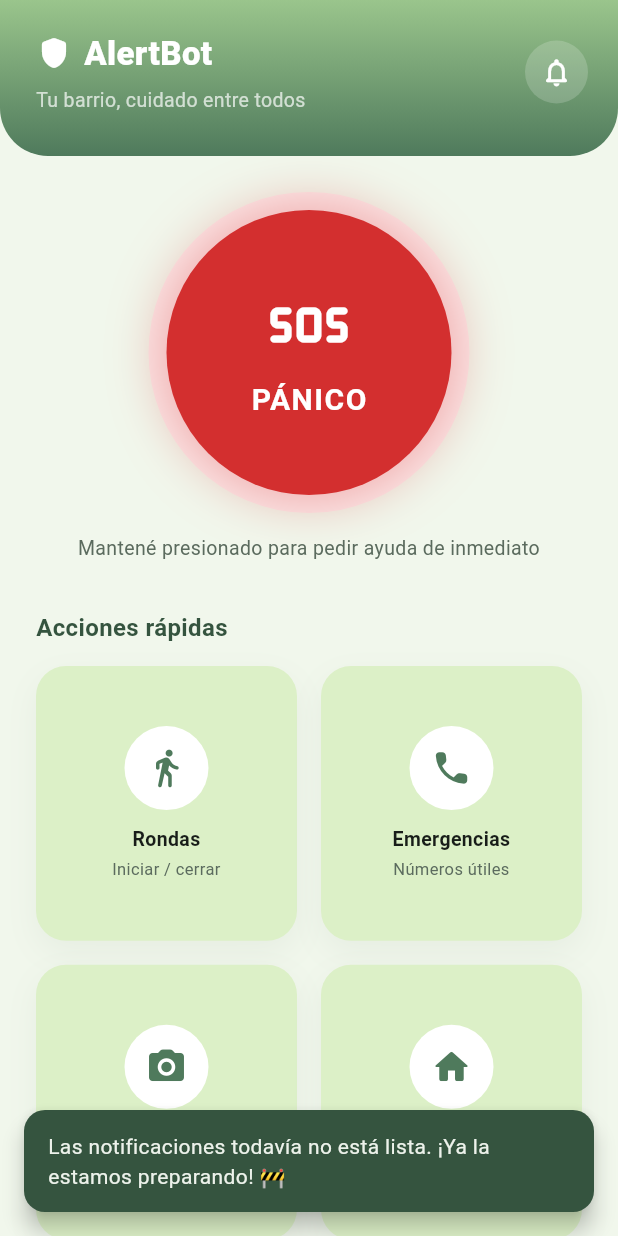
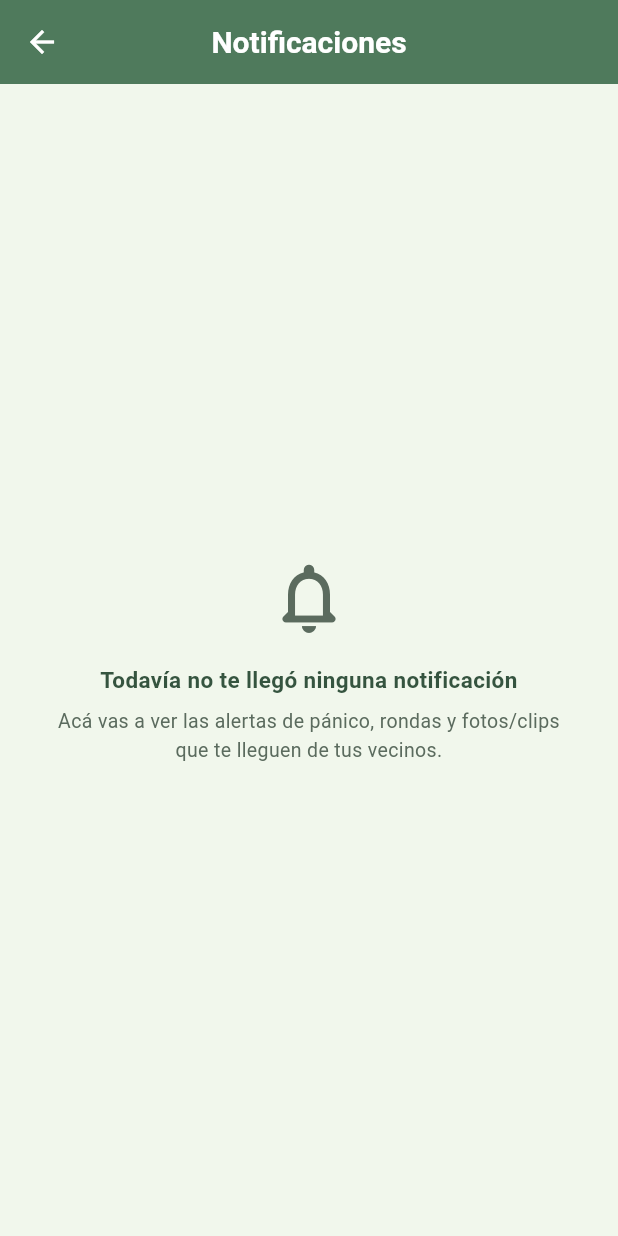
Before and after one commit to fabyelias/AlertBotApp, a Flutter app: the PantallaInicio screen opened directly, after a tap on the "notifications none" icon, on a phone screen of 412 x 824 dp. Run offline on Flutter 3.47's test engine with Material 3 defaults, Android fonts, the phone set to English and light mode, and no system bars; our stand-ins replace firebase_core, firebase_messaging, geolocator, image_picker, permission_handler, share_plus and 1 more; missing offline and left inert: flutter_foreground_task, porcupine_flutter; accounts and stored records are empty.

Commit message:
Historial de notificaciones en la campanita, no solo la última alerta
La campanita en Inicio no hacía nada ("todavía no está lista"). Ahora
lib/notificaciones.dart guarda hasta 30 alertas recibidas (no las pisa
como antes), y la campanita abre PantallaNotificaciones con el
historial completo (pánico, rondas, foto/clip), marcando como vistas
las que ya se muestran. El aviso arriba del botón de Pánico sigue
igual, ahora basado en "la más nueva sin ver" de esa misma lista.

Co-Authored-By: Claude Sonnet 5 <noreply@anthropic.com>
Claude-Session: https://claude.ai/code/session_01DLVrgXPZmDYPG1s3yfWi3V

```diff
--- /dev/null
+++ b/lib/notificaciones.dart
@@ -0,0 +1,128 @@
+import 'dart:convert';
+import 'package:shared_preferences/shared_preferences.dart';
+
+/// Una notificación (push de Pánico, Ronda o Foto/clip) guardada en el
+/// celular, tal cual llegó — se arma una sola vez al recibirla y no
+/// vuelve a pedirle nada al backend.
+class NotificacionGuardada {
+  final String tipo; // 'panico' | 'ronda' | 'foto'
+  final String? titulo;
+  final String? cuerpo;
+  final int? alertaId;
+  final int fechaMillis;
+  final bool visto;
+
+  const NotificacionGuardada({
+    required this.tipo,
+    this.titulo,
+    this.cuerpo,
+    this.alertaId,
+    required this.fechaMillis,
+    required this.visto,
+  });
+
+  DateTime get fecha => DateTime.fromMillisecondsSinceEpoch(fechaMillis);
+
+  Map<String, dynamic> toJson() => {
+        'tipo': tipo,
+        'titulo': titulo,
+        'cuerpo': cuerpo,
+        'alertaId': alertaId,
+        'fechaMillis': fechaMillis,
+        'visto': visto,
+      };
+
+  factory NotificacionGuardada.fromJson(Map<String, dynamic> j) => NotificacionGuardada(
+        tipo: j['tipo'] as String,
+        titulo: j['titulo'] as String?,
+        cuerpo: j['cuerpo'] as String?,
+        alertaId: j['alertaId'] as int?,
+        fechaMillis: j['fechaMillis'] as int,
+        visto: j['visto'] as bool? ?? false,
+      );
+
+  NotificacionGuardada copyWith({bool? visto}) => NotificacionGuardada(
+        tipo: tipo,
+        titulo: titulo,
+        cuerpo: cuerpo,
+        alertaId: alertaId,
+        fechaMillis: fechaMillis,
+        visto: visto ?? this.visto,
+      );
+}
+
+/// Guarda en el celular las últimas notificaciones que le llegaron a
+/// este vecino, hayan sido tocadas o no. Una sola lista sirve para dos
+/// cosas: el aviso de "alerta sin ver" en Inicio (la más nueva sin ver)
+/// y la campanita (el historial completo).
+class Notificaciones {
+  static const _clave = 'historial_notificaciones';
+  static const _maximo = 30;
+
+  static Future<List<NotificacionGuardada>> listar() async {
+    final prefs = await SharedPreferences.getInstance();
+    final crudo = prefs.getString(_clave);
+    if (crudo == null) return [];
+    try {
+      final lista = jsonDecode(crudo) as List;
+      return lista.map((e) => NotificacionGuardada.fromJson(e as Map<String, dynamic>)).toList();
+    } catch (_) {
+      return [];
+    }
+  }
+
+  static Future<void> _guardarLista(List<NotificacionGuardada> lista) async {
+    final prefs = await SharedPreferences.getInstance();
+    final recortada = lista.take(_maximo).toList();
+    await prefs.setString(_clave, jsonEncode(recortada.map((n) => n.toJson()).toList()));
+  }
+
+  /// Agrega una notificación nueva, arriba de todo (más reciente primero).
+  static Future<void> agregar({
+    required String tipo,
+    String? titulo,
+    String? cuerpo,
+    int? alertaId,
+  }) async {
+    final lista = await listar();
+    lista.insert(
+      0,
+      NotificacionGuardada(
+        tipo: tipo,
+        titulo: titulo,
+        cuerpo: cuerpo,
+        alertaId: alertaId,
+        fechaMillis: DateTime.now().millisecondsSinceEpoch,
+        visto: false,
+      ),
+    );
+    await _guardarLista(lista);
+  }
+
+  /// La más nueva sin ver, o null si no hay ninguna — para el aviso
+  /// arriba del botón de Pánico en Inicio.
+  static Future<NotificacionGuardada?> pendiente() async {
+    final lista = await listar();
+    for (final n in lista) {
+      if (!n.visto) return n;
+    }
+    return null;
+  }
+
+  /// Marca como vista una notificación puntual (no la borra, sigue en
+  /// el historial de la campanita).
+  static Future<void> marcarVista(NotificacionGuardada notificacion) async {
+    final lista = await listar();
+    final idx = lista.indexWhere((n) => n.fechaMillis == notificacion.fechaMillis);
+    if (idx == -1) return;
+    lista[idx] = lista[idx].copyWith(visto: true);
+    await _guardarLista(lista);
+  }
+
+  /// Marca todas como vistas — al abrir el historial completo.
+  static Future<void> marcarTodasVistas() async {
+    final lista = await listar();
+    if (lista.every((n) => n.visto)) return;
+    await _guardarLista(lista.map((n) => n.copyWith(visto: true)).toList());
+  }
+}
--- a/lib/pantallas/inicio.dart
+++ b/lib/pantallas/inicio.dart
@@ -2,11 +2,12 @@ import 'package:flutter/material.dart';
 import '../api.dart';
 import '../sesion.dart';
 import '../tema.dart';
-import '../ultima_alerta.dart';
+import '../notificaciones.dart';
 import 'emergencias.dart';
 import 'foto.dart';
 import 'mi_direccion.dart';
 import 'mi_familia.dart';
+import 'notificaciones.dart';
 import 'rondas.dart';
 import 'ver_alerta.dart';
 import 'ver_foto.dart';
@@ -31,7 +32,7 @@ class PantallaInicio extends StatefulWidget {
 class _PantallaInicioState extends State<PantallaInicio> with WidgetsBindingObserver {
   bool _activando = false;
   PerfilVecino? _perfil;
-  Map<String, dynamic>? _alertaPendiente;
+  NotificacionGuardada? _alertaPendiente;
 
   @override
   void initState() {
@@ -56,33 +57,41 @@ class _PantallaInicioState extends State<PantallaInicio> with WidgetsBindingObse
   }
 
   Future<void> _cargarAlertaPendiente() async {
-    final alerta = await UltimaAlerta.leer();
+    final alerta = await Notificaciones.pendiente();
     if (mounted) setState(() => _alertaPendiente = alerta);
   }
 
   Future<void> _descartarAlertaPendiente() async {
-    await UltimaAlerta.borrar();
+    final alerta = _alertaPendiente;
+    if (alerta == null) return;
+    await Notificaciones.marcarVista(alerta);
     if (mounted) setState(() => _alertaPendiente = null);
   }
 
   Future<void> _abrirAlertaPendiente() async {
     final alerta = _alertaPendiente;
     if (alerta == null) return;
-    await UltimaAlerta.borrar();
+    await Notificaciones.marcarVista(alerta);
     if (!mounted) return;
     setState(() => _alertaPendiente = null);
-    if (alerta['tipo'] == 'foto') {
-      final alertaId = alerta['alertaId'] as int?;
+    if (alerta.tipo == 'foto') {
+      final alertaId = alerta.alertaId;
       if (alertaId == null) return;
       Navigator.push(context, MaterialPageRoute(builder: (_) => PantallaVerFoto(alertaId: alertaId)));
       return;
     }
-    final titulo = alerta['titulo'] as String?;
-    final cuerpo = alerta['cuerpo'] as String?;
+    final titulo = alerta.titulo;
+    final cuerpo = alerta.cuerpo;
     if (titulo == null || cuerpo == null) return;
     Navigator.push(context, MaterialPageRoute(
-      builder: (_) => PantallaVerAlerta(tipo: alerta['tipo'] as String, titulo: titulo, cuerpo: cuerpo),
+      builder: (_) => PantallaVerAlerta(tipo: alerta.tipo, titulo: titulo, cuerpo: cuerpo),
     ));
+  }
+
+  Future<void> _abrirNotificaciones() async {
+    await Navigator.push(context, MaterialPageRoute(builder: (_) => const PantallaNotificaciones()));
+    // Al volver, ya se marcaron todas como vistas — refresca el aviso.
+    _cargarAlertaPendiente();
   }
 
   Future<void> _cargarPerfil() async {
@@ -183,12 +192,6 @@ class _PantallaInicioState extends State<PantallaInicio> with WidgetsBindingObse
     ));
   }
 
-  void _mostrarProximamente(String funcion) {
-    ScaffoldMessenger.of(context).showSnackBar(SnackBar(
-      content: Text('$funcion todavía no está lista. ¡Ya la estamos preparando! 🚧'),
-    ));
-  }
-
   void _abrirEmergencias() {
     Navigator.push(context, MaterialPageRoute(builder: (_) => const PantallaEmergencias()));
   }
@@ -221,7 +224,7 @@ class _PantallaInicioState extends State<PantallaInicio> with WidgetsBindingObse
         bottom: false,
         child: Column(
           children: [
-            _Encabezado(onTocarNotificacion: () => _mostrarProximamente('Las notificaciones'), nombre: _perfil?.nombre),
+            _Encabezado(onTocarNotificacion: _abrirNotificaciones, nombre: _perfil?.nombre),
             Expanded(
               child: SingleChildScrollView(
                 padding: const EdgeInsets.fromLTRB(24, 24, 24, 24),
@@ -472,10 +475,10 @@ class _TarjetaAccion extends StatelessWidget {
 /// Aviso de "tenés una alerta sin ver" arriba del botón de Pánico — para
 /// cuando el vecino abre la app sin haber tocado la notificación (la
 /// descartó, no la vio, el celular estaba bloqueado). Se llena con lo
-/// que ya guardó UltimaAlerta al llegar el push, sin pedirle nada al
+/// que ya guardó Notificaciones al llegar el push, sin pedirle nada al
 /// backend.
 class _AvisoAlertaPendiente extends StatelessWidget {
-  final Map<String, dynamic> alerta;
+  final NotificacionGuardada alerta;
   final VoidCallback onVer;
   final VoidCallback onDescartar;
 
@@ -483,16 +486,14 @@ class _AvisoAlertaPendiente extends StatelessWidget {
 
   @override
   Widget build(BuildContext context) {
-    final tipo = alerta['tipo'] as String? ?? 'alerta';
+    final tipo = alerta.tipo;
     final esPanico = tipo == 'panico';
     final esFoto = tipo == 'foto';
     final color = esPanico ? AlertBotColores.rojoPanico : AlertBotColores.verdePrincipal;
     final icono = esFoto
         ? Icons.photo_camera_rounded
         : (esPanico ? Icons.sos_rounded : Icons.directions_walk_rounded);
-    final titulo = esFoto
-        ? 'Alguien compartió algo cerca tuyo'
-        : (alerta['titulo'] as String? ?? 'Tenés una alerta sin ver');
+    final titulo = esFoto ? 'Alguien compartió algo cerca tuyo' : (alerta.titulo ?? 'Tenés una alerta sin ver');
 
     return Container(
       padding: const EdgeInsets.all(16),
--- /dev/null
+++ b/lib/pantallas/notificaciones.dart
@@ -0,0 +1,186 @@
+import 'package:flutter/material.dart';
+import '../notificaciones.dart';
+import '../tema.dart';
+import 'ver_alerta.dart';
+import 'ver_foto.dart';
+
+/// Historial de las últimas notificaciones que le llegaron a este
+/// vecino (pánico, rondas y foto/clip) — se abre desde la campanita en
+/// Inicio. Solo lee lo que ya guardó Notificaciones al recibir cada
+/// push, no le pide nada al backend.
+class PantallaNotificaciones extends StatefulWidget {
+  const PantallaNotificaciones({super.key});
+
+  @override
+  State<PantallaNotificaciones> createState() => _PantallaNotificacionesState();
+}
+
+class _PantallaNotificacionesState extends State<PantallaNotificaciones> {
+  List<NotificacionGuardada>? _notificaciones;
+
+  @override
+  void initState() {
+    super.initState();
+    _cargar();
+  }
+
+  Future<void> _cargar() async {
+    final lista = await Notificaciones.listar();
+    // Ya las está mostrando todas: de acá en más, ninguna queda "sin ver".
+    await Notificaciones.marcarTodasVistas();
+    if (mounted) setState(() => _notificaciones = lista);
+  }
+
+  void _abrir(NotificacionGuardada n) {
+    if (n.tipo == 'foto') {
+      final alertaId = n.alertaId;
+      if (alertaId == null) return;
+      Navigator.push(context, MaterialPageRoute(builder: (_) => PantallaVerFoto(alertaId: alertaId)));
+      return;
+    }
+    final titulo = n.titulo;
+    final cuerpo = n.cuerpo;
+    if (titulo == null || cuerpo == null) return;
+    Navigator.push(context, MaterialPageRoute(
+      builder: (_) => PantallaVerAlerta(tipo: n.tipo, titulo: titulo, cuerpo: cuerpo),
+    ));
+  }
+
+  @override
+  Widget build(BuildContext context) {
+    final lista = _notificaciones;
+    return Scaffold(
+      backgroundColor: AlertBotColores.fondo,
+      appBar: AppBar(title: const Text('Notificaciones')),
+      body: lista == null
+          ? const Center(child: CircularProgressIndicator())
+          : lista.isEmpty
+              ? const _SinNotificaciones()
+              : ListView.separated(
+                  padding: const EdgeInsets.all(16),
+                  itemCount: lista.length,
+                  separatorBuilder: (_, __) => const SizedBox(height: 10),
+                  itemBuilder: (_, i) => _TarjetaNotificacion(notificacion: lista[i], onTap: () => _abrir(lista[i])),
+                ),
+    );
+  }
+}
+
+class _SinNotificaciones extends StatelessWidget {
+  const _SinNotificaciones();
+
+  @override
+  Widget build(BuildContext context) {
+    return Center(
+      child: Padding(
+        padding: const EdgeInsets.all(32),
+        child: Column(
+          mainAxisSize: MainAxisSize.min,
+          children: [
+            const Icon(Icons.notifications_none_rounded, size: 56, color: AlertBotColores.textoSuave),
+            const SizedBox(height: 16),
+            const Text(
+              'Todavía no te llegó ninguna notificación',
+              textAlign: TextAlign.center,
+              style: TextStyle(fontWeight: FontWeight.w700, fontSize: 15, color: AlertBotColores.verdeOscuro),
+            ),
+            const SizedBox(height: 8),
+            const Text(
+              'Acá vas a ver las alertas de pánico, rondas y fotos/clips que te lleguen de tus vecinos.',
+              textAlign: TextAlign.center,
+              style: TextStyle(color: AlertBotColores.textoSuave, fontSize: 13),
+            ),
+          ],
+        ),
+      ),
+    );
+  }
+}
+
+class _TarjetaNotificacion extends StatelessWidget {
+  final NotificacionGuardada notificacion;
+  final VoidCallback onTap;
+  const _TarjetaNotificacion({required this.notificacion, required this.onTap});
+
+  @override
+  Widget build(BuildContext context) {
+    final esPanico = notificacion.tipo == 'panico';
+    final esFoto = notificacion.tipo == 'foto';
+    final color = esPanico ? AlertBotColores.rojoPanico : AlertBotColores.verdePrincipal;
+    final colorClaro = esPanico ? AlertBotColores.rojoPanicoClaro : AlertBotColores.verdeClaro;
+    final icono = esFoto
+        ? Icons.photo_camera_rounded
+        : (esPanico ? Icons.sos_rounded : Icons.directions_walk_rounded);
+    final titulo = esFoto ? 'Alguien compartió algo cerca tuyo' : (notificacion.titulo ?? 'Alerta del barrio');
+    final cuerpo = esFoto ? null : notificacion.cuerpo;
+
+    return Container(
+      decoration: BoxDecoration(
+        color: Colors.white,
+        borderRadius: BorderRadius.circular(radioTarjeta),
+        boxShadow: sombraTarjeta(),
+        border: notificacion.visto ? null : Border.all(color: color.withOpacity(0.4), width: 1.5),
+      ),
+      child: Material(
+        color: Colors.transparent,
+        borderRadius: BorderRadius.circular(radioTarjeta),
+        child: InkWell(
+          borderRadius: BorderRadius.circular(radioTarjeta),
+          onTap: onTap,
+          child: Padding(
+            padding: const EdgeInsets.all(14),
+            child: Row(
+              crossAxisAlignment: CrossAxisAlignment.start,
+              children: [
+                Container(
+                  padding: const EdgeInsets.all(10),
+                  decoration: BoxDecoration(color: colorClaro, shape: BoxShape.circle),
+                  child: Icon(icono, color: color, size: 22),
+                ),
+                const SizedBox(width: 12),
+                Expanded(
+                  child: Column(
+                    crossAxisAlignment: CrossAxisAlignment.start,
+                    children: [
+                      Text(titulo, style: const TextStyle(fontWeight: FontWeight.w700, fontSize: 14)),
+                      if (cuerpo != null && cuerpo.isNotEmpty) ...[
+                        const SizedBox(height: 4),
+                        Text(
+                          cuerpo,
+                          maxLines: 2,
+                          overflow: TextOverflow.ellipsis,
+                          style: const TextStyle(color: AlertBotColores.textoSuave, fontSize: 12.5),
+                        ),
+                      ],
+                      const SizedBox(height: 6),
+                      Text(
+                        _tiempoRelativo(notificacion.fecha),
+                        style: const TextStyle(color: AlertBotColores.textoSuave, fontSize: 11),
+                      ),
+                    ],
+                  ),
+                ),
+                if (!notificacion.visto)
+                  Container(
+                    margin: const EdgeInsets.only(left: 8, top: 4),
+                    width: 8,
+                    height: 8,
+                    decoration: BoxDecoration(color: color, shape: BoxShape.circle),
+                  ),
+              ],
+            ),
+          ),
+        ),
+      ),
+    );
+  }
+}
+
+String _tiempoRelativo(DateTime fecha) {
+  final diferencia = DateTime.now().difference(fecha);
+  if (diferencia.inMinutes < 1) return 'Recién';
+  if (diferencia.inMinutes < 60) return 'Hace ${diferencia.inMinutes} min';
+  if (diferencia.inHours < 24) return 'Hace ${diferencia.inHours} h';
+  if (diferencia.inDays < 7) return 'Hace ${diferencia.inDays} d';
+  return '${fecha.day.toString().padLeft(2, '0')}/${fecha.month.toString().padLeft(2, '0')}/${fecha.year}';
+}
--- a/lib/ultima_alerta.dart
+++ /dev/null
@@ -1,62 +0,0 @@
-import 'package:shared_preferences/shared_preferences.dart';
-
-/// Guarda la última alerta que llegó por push, apenas llega (aunque el
-/// vecino no toque la notificación) — así, si abre la app por cualquier
-/// otro lado (ícono, volver de otra app), igual la ve. Se guarda desde
-/// el handler de segundo plano de Firebase, que corre incluso con la
-/// app cerrada.
-class UltimaAlerta {
-  static const _claveTipo = 'ultima_alerta_tipo';
-  static const _claveTitulo = 'ultima_alerta_titulo';
-  static const _claveCuerpo = 'ultima_alerta_cuerpo';
-  static const _claveAlertaId = 'ultima_alerta_id';
-
-  static Future<void> guardar({
-    required String tipo,
-    String? titulo,
-    String? cuerpo,
-    int? alertaId,
-  }) async {
-    final prefs = await SharedPreferences.getInstance();
-    await prefs.setString(_claveTipo, tipo);
-    if (titulo != null) {
-      await prefs.setString(_claveTitulo, titulo);
-    } else {
-      await prefs.remove(_claveTitulo);
-    }
-    if (cuerpo != null) {
-      await prefs.setString(_claveCuerpo, cuerpo);
-    } else {
-      await prefs.remove(_claveCuerpo);
-    }
-    if (alertaId != null) {
-      await prefs.setInt(_claveAlertaId, alertaId);
-    } else {
-      await prefs.remove(_claveAlertaId);
-    }
-  }
-
-  /// Devuelve la última alerta guardada (tipo, titulo, cuerpo, alertaId),
-  /// o null si no hay ninguna pendiente de ver.
-  static Future<Map<String, dynamic>?> leer() async {
-    final prefs = await SharedPreferences.getInstance();
-    final tipo = prefs.getString(_claveTipo);
-    if (tipo == null) return null;
-    return {
-      'tipo': tipo,
-      'titulo': prefs.getString(_claveTitulo),
-      'cuerpo': prefs.getString(_claveCuerpo),
-      'alertaId': prefs.getInt(_claveAlertaId),
-    };
-  }
-
-  /// Se llama cuando el vecino ya la vio (tocó la notificación, o la
-  /// descartó desde el aviso en Inicio) — así no vuelve a aparecer.
-  static Future<void> borrar() async {
-    final prefs = await SharedPreferences.getInstance();
-    await prefs.remove(_claveTipo);
-    await prefs.remove(_claveTitulo);
-    await prefs.remove(_claveCuerpo);
-    await prefs.remove(_claveAlertaId);
-  }
-}
```
Also changed, not shown: lib/main.dart (+7 -6 lines), 1 other file.
